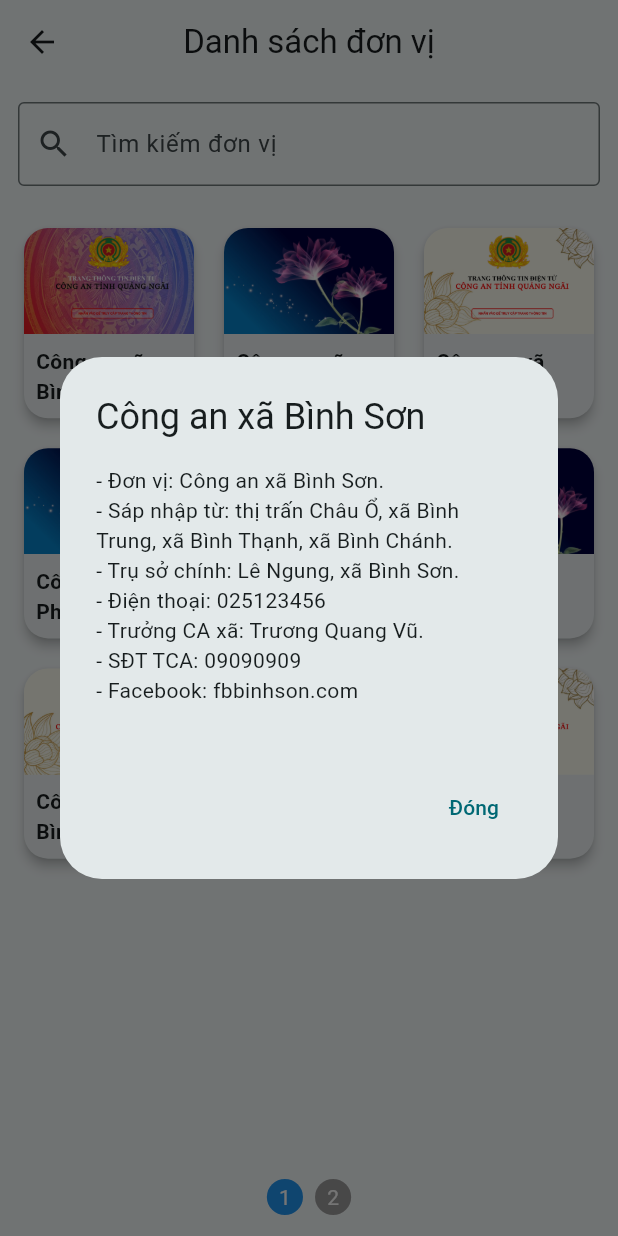
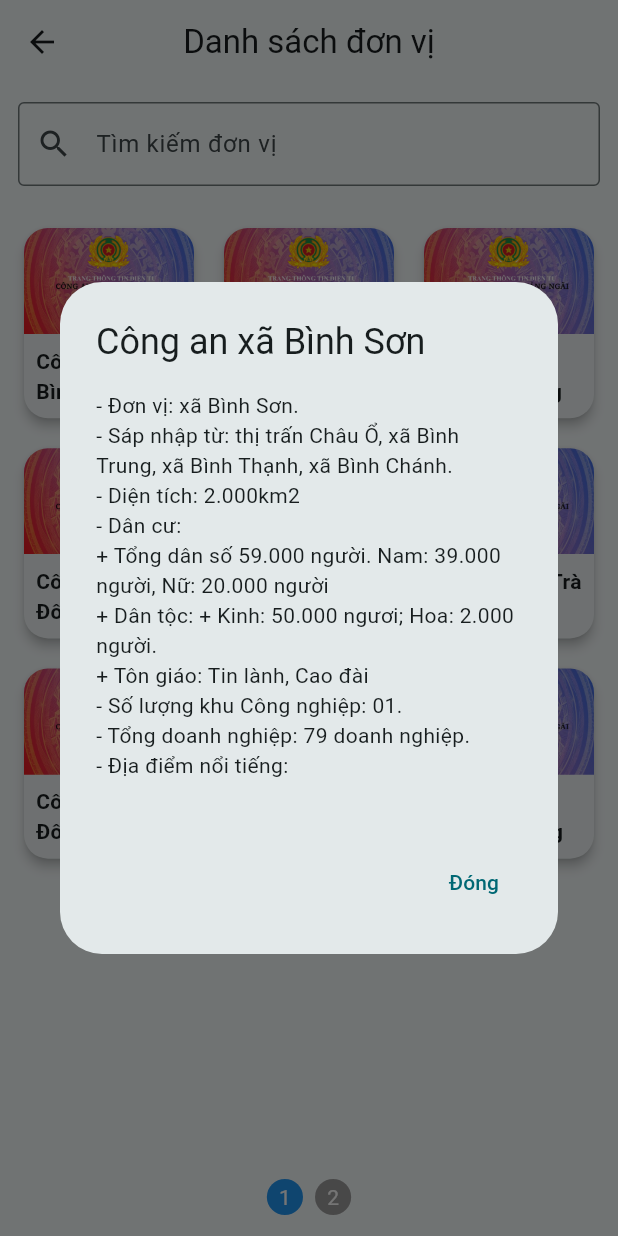
Before and after one commit to tranquangphuc-1986/flutter-attendance-web, a Flutter app: the CAXScreen screen opened directly, after a tap on "Công an xã Bình Sơn", on a phone screen of 412 x 824 dp. Run offline on Flutter 3.47's test engine with Material 3 defaults, Android fonts, the phone set to English and light mode, and no system bars; our stand-ins replace cloud_firestore, firebase_auth, firebase_core, flutter_slidable, image_picker; accounts and stored records are empty.

Commit message:
update code

```diff
--- a/lib/cax/cax_data.dart
+++ b/lib/cax/cax_data.dart
@@ -1,108 +1,26 @@
 import 'package:app_02/cax/cax_model.dart';
 
-List<DonVi> donViList = [
-  DonVi(
-    ten: 'Công an xã Bình Sơn',
-    hinhAnh: 'img/car.png',
-    moTa: """
-- Đơn vị: Công an xã Bình Sơn.
-- Sáp nhập từ: Châu Ổ, Bình Trung, Bình Thạnh, Bình Chánh.
-- Trụ sở chính: Lê Ngung, xã Bình Sơn.
-- Điện thoại: 025123456
-- Trưởng CA: Trương Quang Vũ.
-- TCA: 09090909
-- Facebook: fbbinhson.com
-""",
-  ),
-  DonVi(
-    ten: 'Công an xã Vạn Tường',
-    hinhAnh: 'img/food.png',
-    moTa: """
-- Đơn vị: Công an xã Bình Sơn.
-- Sáp nhập từ: Châu Ổ, Bình Trung, Bình Thạnh, Bình Chánh.
-- Trụ sở chính: Lê Ngung, xã Bình Sơn.
-- Điện thoại: 025123456
-- Trưởng CA: Trương Quang Vũ.
-- TCA: 09090909
-- Facebook: fbbinhson.com
-""",
-  ),
-  DonVi(
-    ten: 'Công an xã Bình Minh',
-    hinhAnh: 'img/BANNER.png',
-    moTa: """
-- Đơn vị: Công an xã Bình Sơn.
-- Sáp nhập từ: Châu Ổ, Bình Trung, Bình Thạnh, Bình Chánh.
-- Trụ sở chính: Lê Ngung, xã Bình Sơn.
-- Điện thoại: 025123456
-- Trưởng CA: Trương Quang Vũ.
-- TCA: 09090909
-- Facebook: fbbinhson.com
-""",
-  ),
-  DonVi(
-    ten: 'Công an xã Đông Bình Sơn',
-    hinhAnh: 'img/anhnen.jpg',
-    moTa: """
-- Đơn vị: Công an xã Bình Sơn.
-- Sáp nhập từ: Châu Ổ, Bình Trung, Bình Thạnh, Bình Chánh.
-- Trụ sở chính: Lê Ngung, xã Bình Sơn.
-- Điện thoại: 025123456
-- Trưởng CA: Trương Quang Vũ.
-- TCA: 09090909
-- Facebook: fbbinhson.com
-""",
-  ),
-  DonVi(
-    ten: 'Công an xã Bình Sơn',
-    hinhAnh: 'img/car.png',
-    moTa: """
-- Đơn vị: Công an xã Bình Sơn.
-- Sáp nhập từ: Châu Ổ, Bình Trung, Bình Thạnh, Bình Chánh.
-- Trụ sở chính: Lê Ngung, xã Bình Sơn.
-- Điện thoại: 025123456
-- Trưởng CA: Trương Quang Vũ.
-- TCA: 09090909
-- Facebook: fbbinhson.com
-""",
-  ),
-  DonVi(
-    ten: 'Công an xã Vạn Tường',
-    hinhAnh: 'img/food.png',
-    moTa: """
-- Đơn vị: Công an xã Bình Sơn.
-- Sáp nhập từ: Châu Ổ, Bình Trung, Bình Thạnh, Bình Chánh.
-- Trụ sở chính: Lê Ngung, xã Bình Sơn.
-- Điện thoại: 025123456
-- Trưởng CA: Trương Quang Vũ.
-- TCA: 09090909
-- Facebook: fbbinhson.com
-""",
-  ),
-  DonVi(
-    ten: 'Công an xã Bình Minh',
-    hinhAnh: 'img/BANNER.png',
-    moTa: """
-- Đơn vị: Công an xã Bình Sơn.
-- Sáp nhập từ: Châu Ổ, Bình Trung, Bình Thạnh, Bình Chánh.
-- Trụ sở chính: Lê Ngung, xã Bình Sơn.
-- Điện thoại: 025123456
-- Trưởng CA: Trương Quang Vũ.
-- TCA: 09090909
-- Facebook: fbbinhson.com
-""",
-  ),
-  DonVi(
-    ten: 'Công an xã Đông Bình Sơn',
-    hinhAnh: 'img/anhnen.jpg',
-    moTa: """
-- Đơn vị: Công an xã Bình Sơn.
-- Sáp nhập từ: Châu Ổ, Bình Trung, Bình Thạnh, Bình Chánh.
-- Trụ sở chính: Lê Ngung, xã Bình Sơn.
-- Điện thoại: 025123456
-- Trưởng CA: Trương Quang Vũ.
-- TCA: 09090909
-- Facebook: fbbinhson.com
-""",
-  ),
+List<Map<String, String>> donViList = [
+{
+'ten':'Công an xã Bình Sơn',
+'sapNhap':'Bình Long, Châu Ổ, Bình Trung, Bình Dương, Bình Thạnh, Bình Chánh, Bình Nguyên',
+'diaChi':'Lê Ngung, xã Bình Sơn',
+'dienThoai':'025123456',
+'tenTCA':'Trương Quang Vũ',
+'dtTCA':'09090909',
+'fb':'fbbinhson.com',
+'hinhAnh': 'img/car.png',
+},
+
+  {
+    'ten':'Công an xã Vạn Tường',
+    'sapNhap':'Bình Trị, Bình Đông, Bình Thuận, Bình Hải, Bình Hòa',
+    'diaChi':'thôn Vạn Tường, xã Vạn Tường',
+    'dienThoai':'025123456',
+    'tenTCA':'Trương Quang Vũ',
+    'dtTCA':'09090909',
+    'fb':'fbbinhson.com',
+    'hinhAnh': 'img/car.png',
+  },
+
 ];
--- a/lib/cax/cax_detail_screen.dart
+++ b/lib/cax/cax_detail_screen.dart
@@ -2,26 +2,54 @@ import 'package:flutter/material.dart';
 import 'package:app_02/cax/cax_model.dart';
 
 class DetailScreen extends StatelessWidget {
-  final DonVi donVi;
-  const DetailScreen({required this.donVi, super.key});
+  final DonVi cax;
+  final Map <String, String> donVi;
+  const DetailScreen({required this.cax, required this.donVi, super.key});
 
   @override
   Widget build(BuildContext context) {
     return Scaffold(
-      appBar: AppBar(title: Text(donVi.ten)),
+      appBar: AppBar(title: Text(cax.ten)),
       body: SingleChildScrollView(
         padding: const EdgeInsets.all(16.0),
         child: Column(
           children: [
             Hero(
-              tag: donVi.ten,
-              child: Image.asset(donVi.hinhAnh),
+              tag: cax.ten,
+              child: Image.asset(cax.hinhAnh),
             ),
-            const SizedBox(height: 20),
-            Text(donVi.moTa, style: const TextStyle(fontSize: 16)),
+            const SizedBox(height: 8),
+            Text(cax.ten, style: const TextStyle(fontSize: 16, fontWeight: FontWeight.bold)),
+            const SizedBox(height: 8),
+            Text(cax.sapNhap, style: const TextStyle(fontSize: 16)),
+            const SizedBox(height: 8),
+            Text(cax.diaChi, style: const TextStyle(fontSize: 16)),
+            const SizedBox(height: 8),
+            Text(cax.dienThoai, style: const TextStyle(fontSize: 16)),
+            const SizedBox(height: 8),
+            Text(cax.tenTCA, style: const TextStyle(fontSize: 16)),
+            const SizedBox(height: 8),
+            Text(cax.dtTCA, style: const TextStyle(fontSize: 16)),
+            const SizedBox(height: 8),
+            Text(cax.fb, style: const TextStyle(fontSize: 16, color: Colors.green)),
+
+            const SizedBox(height: 8),
+            buidInfo("Đơn vị:", donVi['ten']),
+            buidInfo("Sáp nhập từ:", donVi['sapNhap']),
+            buidInfo("Trụ sở chính:", donVi['diaChi']),
+            buidInfo("Điện thoại:", donVi['dienThoai']),
+            buidInfo("Trưởng Công an:", donVi['tenTCA']),
+            buidInfo("Số điện thoại TCA:", donVi['dtTCA']),
+            buidInfo("Facebook:", donVi['fb']),
           ],
         ),
       ),
     );
   }
+  Widget buidInfo(String title, String? value)
+  => ListTile(
+    title: Text(title, style: TextStyle(color: Colors.blue, fontWeight: FontWeight.bold) ,),
+    subtitle: Text(value?? ""),
+    leading: Icon(Icons.info_outline),
+  );
 }
--- a/lib/cax/cax_home_screen.dart
+++ b/lib/cax/cax_home_screen.dart
@@ -1,7 +1,7 @@
 import 'package:flutter/material.dart';
 import 'package:app_02/cax/cax_model.dart';
 import 'package:app_02/cax/cax_data.dart';
-import 'package:app_02/Widgets/cax_card.dart';
+import 'package:app_02/cax/cax_card.dart';
 import 'package:app_02/cax/cax_detail_screen.dart';
 
 class HomeScreenCAX extends StatefulWidget {
@@ -12,13 +12,13 @@ class HomeScreenCAX extends StatefulWidget {
 }
 
 class _HomeScreenCAXState extends State<HomeScreenCAX> {
-  List<DonVi> filteredList = donViList;
+  List<Map<String, String>> filteredList = [];
   final TextEditingController searchController = TextEditingController();
 
   void _search(String query) {
     setState(() {
       filteredList = donViList
-          .where((dv) => dv.ten.toLowerCase().contains(query.toLowerCase()))
+          .where((dv) => dv['ten']!.toLowerCase().contains(query.toLowerCase()))
           .toList();
     });
   }
@@ -33,6 +33,7 @@ class _HomeScreenCAXState extends State<HomeScreenCAX> {
   Widget build(BuildContext context) {
     return Scaffold(
       appBar: AppBar(title: const Text('Công an xã, phường, đặc khu')),
+      backgroundColor: Colors.blue,
       body: Column(
         children: [
           Padding(
@@ -55,17 +56,17 @@ class _HomeScreenCAXState extends State<HomeScreenCAX> {
                 crossAxisCount: 2,
                 crossAxisSpacing: 10,
                 mainAxisSpacing: 10,
-                childAspectRatio: 3 / 4,
+                childAspectRatio: 3/4,
               ),
               itemBuilder: (context, index) {
                 final dv = filteredList[index];
                 return DonViCard(
-                  donVi: dv,
+                  donVi: DonVi.fromMap(dv),
                   onTap: () {
                     Navigator.push(
                       context,
                       MaterialPageRoute(
-                        builder: (_) => DetailScreen(donVi: dv),
+                        builder: (_) => DetailScreen(donVi: dv, cax: DonVi.fromMap(dv),),
                       ),
                     );
                   },
--- a/lib/cax/cax_model.dart
+++ b/lib/cax/cax_model.dart
@@ -1,11 +1,33 @@
 class DonVi {
   final String ten;
-  final String moTa;
+  final String sapNhap;
+  final String diaChi;
+  final String dienThoai;
+  final String tenTCA;
+  final String dtTCA;
+  final String fb;
   final String hinhAnh;
 
   DonVi({
     required this.ten,
-    required this.moTa,
+    required this.sapNhap,
+    required this.diaChi,
+    required this.dienThoai,
+    required this.tenTCA,
+    required this.dtTCA,
+    required this.fb,
     required this.hinhAnh,
   });
+  factory DonVi.fromMap(Map<String, String>map){
+    return DonVi(
+        ten: map['ten']?? "",
+        sapNhap: map['sapNhap']?? "",
+        diaChi: map['diaChi']?? "",
+        dienThoai: map['dienThoai']?? "",
+        tenTCA: map['tenTCA']?? "",
+        dtTCA: map['dtTCA']?? "",
+        fb: map['fb']?? "",
+        hinhAnh: map['hinhAnh']?? "",
+    );
+  }
 }
--- a/lib/data_diaban/data_cax.dart
+++ /dev/null
@@ -1,166 +0,0 @@
-import 'package:app_02/data_diaban/model_cax.dart';
-
-final List<Unit> units = [
-  Unit(
-    name: 'Công an xã Bình Sơn',
-    imagePath: 'img/ban_ner_CA.PNG',
-    info: '''
-- Đơn vị: Công an xã Bình Sơn.
-- Sáp nhập từ: thị trấn Châu Ổ, xã Bình Trung, xã Bình Thạnh, xã Bình Chánh.
-- Trụ sở chính: Lê Ngung, xã Bình Sơn.
-- Điện thoại: 025123456
-- Trưởng CA xã: Trương Quang Vũ.
-- SĐT TCA: 09090909
-- Facebook: fbbinhson.com
-''',
-  ),
-
-  Unit(
-    name: 'Công an xã Phổ Ninh',
-    imagePath: 'img/anhnen.jpg',
-    info: '''
-- Đơn vị: Công an xã Phổ Ninh.
-- Sáp nhập từ: xã Phổ An, Phổ Vinh.
-- Trụ sở: Quốc lộ 1A, xã Phổ Ninh.
-- Điện thoại: 025112233
-- Trưởng CA: Nguyễn Văn A.
-- SĐT TCA: 091111111
-- Facebook: fbphoninh.com
-''',
-  ),
-  Unit(
-    name: 'Công an xã Bình Sơn',
-    imagePath: 'img/BANNER.png',
-    info: '''
-- Đơn vị: Công an xã Bình Sơn.
-- Sáp nhập từ: thị trấn Châu Ổ, xã Bình Trung, xã Bình Thạnh, xã Bình Chánh.
-- Trụ sở chính: Lê Ngung, xã Bình Sơn.
-- Điện thoại: 025123456
-- Trưởng CA xã: Trương Quang Vũ.
-- SĐT TCA: 09090909
-- Facebook: fbbinhson.com
-''',
-  ),
-
-  Unit(
-    name: 'Công an xã Phổ Ninh',
-    imagePath: 'img/anhnen.jpg',
-    info: '''
-- Đơn vị: Công an xã Phổ Ninh.
-- Sáp nhập từ: xã Phổ An, Phổ Vinh.
-- Trụ sở: Quốc lộ 1A, xã Phổ Ninh.
-- Điện thoại: 025112233
-- Trưởng CA: Nguyễn Văn A.
-- SĐT TCA: 091111111
-- Facebook: fbphoninh.com
-''',
-  ),
-  Unit(
-    name: 'Công an xã Bình Sơn',
-    imagePath: 'img/BANNER.png',
-    info: '''
-- Đơn vị: Công an xã Bình Sơn.
-- Sáp nhập từ: thị trấn Châu Ổ, xã Bình Trung, xã Bình Thạnh, xã Bình Chánh.
-- Trụ sở chính: Lê Ngung, xã Bình Sơn.
-- Điện thoại: 025123456
-- Trưởng CA xã: Trương Quang Vũ.
-- SĐT TCA: 09090909
-- Facebook: fbbinhson.com
-''',
-  ),
-
-  Unit(
-    name: 'Công an xã Phổ Ninh',
-    imagePath: 'img/anhnen.jpg',
-    info: '''
-- Đơn vị: Công an xã Phổ Ninh.
-- Sáp nhập từ: xã Phổ An, Phổ Vinh.
-- Trụ sở: Quốc lộ 1A, xã Phổ Ninh.
-- Điện thoại: 025112233
-- Trưởng CA: Nguyễn Văn A.
-- SĐT TCA: 091111111
-- Facebook: fbphoninh.com
-''',
-  ),
-  Unit(
-    name: 'Công an xã Bình Sơn',
-    imagePath: 'img/BANNER.png',
-    info: '''
-- Đơn vị: Công an xã Bình Sơn.
-- Sáp nhập từ: thị trấn Châu Ổ, xã Bình Trung, xã Bình Thạnh, xã Bình Chánh.
-- Trụ sở chính: Lê Ngung, xã Bình Sơn.
-- Điện thoại: 025123456
-- Trưởng CA xã: Trương Quang Vũ.
-- SĐT TCA: 09090909
-- Facebook: fbbinhson.com
-''',
-  ),
-
-  Unit(
-    name: 'Công an xã Phổ Ninh',
-    imagePath: 'img/anhnen.jpg',
-    info: '''
-- Đơn vị: Công an xã Phổ Ninh.
-- Sáp nhập từ: xã Phổ An, Phổ Vinh.
-- Trụ sở: Quốc lộ 1A, xã Phổ Ninh.
-- Điện thoại: 025112233
-- Trưởng CA: Nguyễn Văn A.
-- SĐT TCA: 091111111
-- Facebook: fbphoninh.com
-''',
-  ),
-  Unit(
-    name: 'Công an xã Bình Sơn',
-    imagePath: 'img/BANNER.png',
-    info: '''
-- Đơn vị: Công an xã Bình Sơn.
-- Sáp nhập từ: thị trấn Châu Ổ, xã Bình Trung, xã Bình Thạnh, xã Bình Chánh.
-- Trụ sở chính: Lê Ngung, xã Bình Sơn.
-- Điện thoại: 025123456
-- Trưởng CA xã: Trương Quang Vũ.
-- SĐT TCA: 09090909
-- Facebook: fbbinhson.com
-''',
-  ),
-
-  Unit(
-    name: 'Công an xã Phổ Ninh',
-    imagePath: 'img/anhnen.jpg',
-    info: '''
-- Đơn vị: Công an xã Phổ Ninh.
-- Sáp nhập từ: xã Phổ An, Phổ Vinh.
-- Trụ sở: Quốc lộ 1A, xã Phổ Ninh.
-- Điện thoại: 025112233
-- Trưởng CA: Nguyễn Văn A.
-- SĐT TCA: 091111111
-- Facebook: fbphoninh.com
-''',
-  ),
-  Unit(
-    name: 'Công an xã Bình Sơn',
-    imagePath: 'img/BANNER.png',
-    info: '''
-- Đơn vị: Công an xã Bình Sơn.
-- Sáp nhập từ: thị trấn Châu Ổ, xã Bình Trung, xã Bình Thạnh, xã Bình Chánh.
-- Trụ sở chính: Lê Ngung, xã Bình Sơn.
-- Điện thoại: 025123456
-- Trưởng CA xã: Trương Quang Vũ.
-- SĐT TCA: 09090909
-- Facebook: fbbinhson.com
-''',
-  ),
-
-  Unit(
-    name: 'Công an xã Phổ Ninh',
-    imagePath: 'img/anhnen.jpg',
-    info: '''
-- Đơn vị: Công an xã Phổ Ninh.
-- Sáp nhập từ: xã Phổ An, Phổ Vinh.
-- Trụ sở: Quốc lộ 1A, xã Phổ Ninh.
-- Điện thoại: 025112233
-- Trưởng CA: Nguyễn Văn A.
-- SĐT TCA: 091111111
-- Facebook: fbphoninh.com
-''',
-  ),
-];
--- a/lib/data_diaban/card_cax.dart
+++ b/lib/data_diaban/diaban_card.dart
@@ -1,4 +1,4 @@
-import 'package:app_02/data_diaban/model_cax.dart';
+import 'package:app_02/data_diaban/diaban_model.dart';
 import 'package:flutter/material.dart';
 class UnitCard extends StatelessWidget {
   final Unit unit;
--- /dev/null
+++ b/lib/data_diaban/diaban_dulieu.dart
@@ -0,0 +1,173 @@
+import 'package:app_02/data_diaban/diaban_model.dart';
+
+final List<Unit> units = [
+  Unit(
+    name: 'Công an xã Bình Sơn',
+    imagePath: 'img/ban_ner_CA.PNG',
+    info: '''
+- Đơn vị: xã Bình Sơn.
+- Sáp nhập từ: thị trấn Châu Ổ, xã Bình Trung, xã Bình Thạnh, xã Bình Chánh.
+- Diện tích: 2.000km2
+- Dân cư:
++ Tổng dân số 59.000 người. Nam: 39.000 người, Nữ: 20.000 người
++ Dân tộc: + Kinh: 50.000 ngươi; Hoa: 2.000 người.
++ Tôn giáo: Tin lành, Cao đài
+- Số lượng khu Công nghiệp: 01.
+- Tổng doanh nghiệp: 79 doanh nghiệp.
+- Địa điểm nổi tiếng:
+''',
+  ),
+
+  Unit(
+    name: 'Công an xã Vạn Tường',
+    imagePath: 'img/ban_ner_CA.PNG',
+    info: '''
+- Đơn vị: xã Bình Sơn.
+- Sáp nhập từ: thị trấn Châu Ổ, xã Bình Trung, xã Bình Thạnh, xã Bình Chánh.
+- Diện tích: 2.000km2
+- Dân cư:
++ Tổng dân số 59.000 người. Nam: 39.000 người, Nữ: 20.000 người
++ Dân tộc: + Kinh: 50.000 ngươi; Hoa: 2.000 người.
++ Tôn giáo: Tin lành, Cao đài
+- Số lượng khu Công nghiệp: 01.
+- Tổng doanh nghiệp: 79 doanh nghiệp.
+- Địa điểm nổi tiếng:
+''',
+  ),
+
+  Unit(
+    name: 'Công an xã Bình Chương',
+    imagePath: 'img/ban_ner_CA.PNG',
+    info: '''
+- Đơn vị: xã Bình Sơn.
+- Sáp nhập từ: thị trấn Châu Ổ, xã Bình Trung, xã Bình Thạnh, xã Bình Chánh.
+- Diện tích: 2.000km2
+- Dân cư:
++ Tổng dân số 59.000 người. Nam: 39.000 người, Nữ: 20.000 người
++ Dân tộc: + Kinh: 50.000 ngươi; Hoa: 2.000 người.
++ Tôn giáo: Tin lành, Cao đài
+- Số lượng khu Công nghiệp: 01.
+- Tổng doanh nghiệp: 79 doanh nghiệp.
+- Địa điểm nổi tiếng:
+''',
+  ),
+
+  Unit(
+    name: 'Công an xã Đông Bình Sơn',
+    imagePath: 'img/ban_ner_CA.PNG',
+    info: '''
+- Đơn vị: xã Bình Sơn.
+- Sáp nhập từ: thị trấn Châu Ổ, xã Bình Trung, xã Bình Thạnh, xã Bình Chánh.
+- Diện tích: 2.000km2
+- Dân cư:
++ Tổng dân số 59.000 người. Nam: 39.000 người, Nữ: 20.000 người
++ Dân tộc: + Kinh: 50.000 ngươi; Hoa: 2.000 người.
++ Tôn giáo: Tin lành, Cao đài
+- Số lượng khu Công nghiệp: 01.
+- Tổng doanh nghiệp: 79 doanh nghiệp.
+- Địa điểm nổi tiếng:
+''',
+  ),
+
+  Unit(
+    name: 'Công an xã Bình Minh',
+    imagePath: 'img/ban_ner_CA.PNG',
+    info: '''
+- Đơn vị: xã Bình Sơn.
+- Sáp nhập từ: thị trấn Châu Ổ, xã Bình Trung, xã Bình Thạnh, xã Bình Chánh.
+- Diện tích: 2.000km2
+- Dân cư:
++ Tổng dân số 59.000 người. Nam: 39.000 người, Nữ: 20.000 người
++ Dân tộc: + Kinh: 50.000 ngươi; Hoa: 2.000 người.
++ Tôn giáo: Tin lành, Cao đài
+- Số lượng khu Công nghiệp: 01.
+- Tổng doanh nghiệp: 79 doanh nghiệp.
+- Địa điểm nổi tiếng:
+''',
+  ),
+
+  Unit(
+    name: 'Công an xã Trà Bồng',
+    imagePath: 'img/ban_ner_CA.PNG',
+    info: '''
+- Đơn vị: xã Bình Sơn.
+- Sáp nhập từ: thị trấn Châu Ổ, xã Bình Trung, xã Bình Thạnh, xã Bình Chánh.
+- Diện tích: 2.000km2
+- Dân cư:
++ Tổng dân số 59.000 người. Nam: 39.000 người, Nữ: 20.000 người
++ Dân tộc: + Kinh: 50.000 ngươi; Hoa: 2.000 người.
++ Tôn giáo: Tin lành, Cao đài
+- Số lượng khu Công nghiệp: 01.
+- Tổng doanh nghiệp: 79 doanh nghiệp.
+- Địa điểm nổi tiếng:
+''',
+  ),
+
+  Unit(
+    name: 'Công an xã Đông Trà Bồng',
+    imagePath: 'img/ban_ner_CA.PNG',
+    info: '''
+- Đơn vị: xã Bình Sơn.
+- Sáp nhập từ: thị trấn Châu Ổ, xã Bình Trung, xã Bình Thạnh, xã Bình Chánh.
+- Diện tích: 2.000km2
+- Dân cư:
++ Tổng dân số 59.000 người. Nam: 39.000 người, Nữ: 20.000 người
++ Dân tộc: + Kinh: 50.000 ngươi; Hoa: 2.000 người.
++ Tôn giáo: Tin lành, Cao đài
+- Số lượng khu Công nghiệp: 01.
+- Tổng doanh nghiệp: 79 doanh nghiệp.
+- Địa điểm nổi tiếng:
+''',
+  ),
+
+  Unit(
+    name: 'Công an xã Thanh Bồng',
+    imagePath: 'img/ban_ner_CA.PNG',
+    info: '''
+- Đơn vị: xã Bình Sơn.
+- Sáp nhập từ: thị trấn Châu Ổ, xã Bình Trung, xã Bình Thạnh, xã Bình Chánh.
+- Diện tích: 2.000km2
+- Dân cư:
++ Tổng dân số 59.000 người. Nam: 39.000 người, Nữ: 20.000 người
++ Dân tộc: + Kinh: 50.000 ngươi; Hoa: 2.000 người.
++ Tôn giáo: Tin lành, Cao đài
+- Số lượng khu Công nghiệp: 01.
+- Tổng doanh nghiệp: 79 doanh nghiệp.
+- Địa điểm nổi tiếng:
+''',
+  ),
+
+  Unit(
+    name: 'Công an xã Tây Trà Bồng',
+    imagePath: 'img/ban_ner_CA.PNG',
+    info: '''
+- Đơn vị: xã Bình Sơn.
+- Sáp nhập từ: thị trấn Châu Ổ, xã Bình Trung, xã Bình Thạnh, xã Bình Chánh.
+- Diện tích: 2.000km2
+- Dân cư:
++ Tổng dân số 59.000 người. Nam: 39.000 người, Nữ: 20.000 người
++ Dân tộc: + Kinh: 50.000 ngươi; Hoa: 2.000 người.
++ Tôn giáo: Tin lành, Cao đài
+- Số lượng khu Công nghiệp: 01.
+- Tổng doanh nghiệp: 79 doanh nghiệp.
+- Địa điểm nổi tiếng:
+''',
+  ),
+
+  Unit(
+    name: 'Công an xã Tây Trà',
+    imagePath: 'img/ban_ner_CA.PNG',
+    info: '''
+- Đơn vị: xã Bình Sơn.
+- Sáp nhập từ: thị trấn Châu Ổ, xã Bình Trung, xã Bình Thạnh, xã Bình Chánh.
+- Diện tích: 2.000km2
+- Dân cư:
++ Tổng dân số 59.000 người. Nam: 39.000 người, Nữ: 20.000 người
++ Dân tộc: + Kinh: 50.000 ngươi; Hoa: 2.000 người.
++ Tôn giáo: Tin lành, Cao đài
+- Số lượng khu Công nghiệp: 01.
+- Tổng doanh nghiệp: 79 doanh nghiệp.
+- Địa điểm nổi tiếng:
+''',
+  ),
+];
--- a/lib/data_diaban/cax_page_home.dart
+++ b/lib/data_diaban/diaban_page_home.dart
@@ -1,5 +1,5 @@
-import 'package:app_02/data_diaban/card_cax.dart';
-import 'package:app_02/data_diaban/data_cax.dart';
+import 'package:app_02/data_diaban/diaban_card.dart';
+import 'package:app_02/data_diaban/diaban_dulieu.dart';
 import 'package:flutter/material.dart';
 
 class CAXScreen extends StatefulWidget {
--- a/lib/main.dart
+++ b/lib/main.dart
@@ -35,7 +35,6 @@ class MyApp extends StatelessWidget {
         '/signup': (context) => EmailSignupScreen(),
         //'/myhome':(context)=>MyPage(),
       },
-
       // giữ đăng nhập cho đến khi đăng xuất
       //  home: StreamBuilder<User?>(
       //      stream: FirebaseAuth.instance.authStateChanges(),
--- a/lib/student_screens/students_attendance_screen_3.dart
+++ b/lib/student_screens/students_attendance_screen_3.dart
@@ -2,6 +2,7 @@ import 'package:app_02/student_screens/students_summary_screen.dart';
 import 'package:flutter/material.dart';
 import 'package:app_02/models/student.dart';
 import 'package:app_02/service/students_firebase_service.dart';
+
 class AttendanceScreen3 extends StatefulWidget {
   final String currentRole;
   final String currentClass;
@@ -32,6 +33,7 @@ class _AttendanceScreen3State extends State<AttendanceScreen3> {
     _loadDataStudents();
     // _loadStudents();
   }
+
   // void _loadStudents() {
   //   _firebaseService.getStudents().listen((studentList) {
   //     setState(() {
@@ -97,7 +99,7 @@ class _AttendanceScreen3State extends State<AttendanceScreen3> {
         title: Text('Điểm danh hôm nay'),
         backgroundColor: Colors.cyanAccent,
       ),
-      backgroundColor: Colors.white,
+      backgroundColor: Colors.grey,
       body: Column(
         children: [
           Padding(
--- a/lib/travel/popular_cate.dart
+++ b/lib/travel/popular_cate.dart
@@ -1,5 +1,5 @@
 import 'package:app_02/cax/cax_home_screen.dart';
-import 'package:app_02/data_diaban/cax_page_home.dart';
+import 'package:app_02/data_diaban/diaban_page_home.dart';
 import 'package:app_02/student_screens/students_attendance_screen_3.dart';
 import 'package:app_02/student_screens/students_statistics_page.dart';
 import 'package:app_02/student_screens/students_list_screen.dart';
```
Also changed, not shown: lib/student_screens/students_add_screen.dart (+12 -10 lines), lib/cax/cax_card.dart (renamed from lib/Widgets/cax_card.dart), lib/data_diaban/diaban_model.dart (renamed from lib/data_diaban/model_cax.dart).
